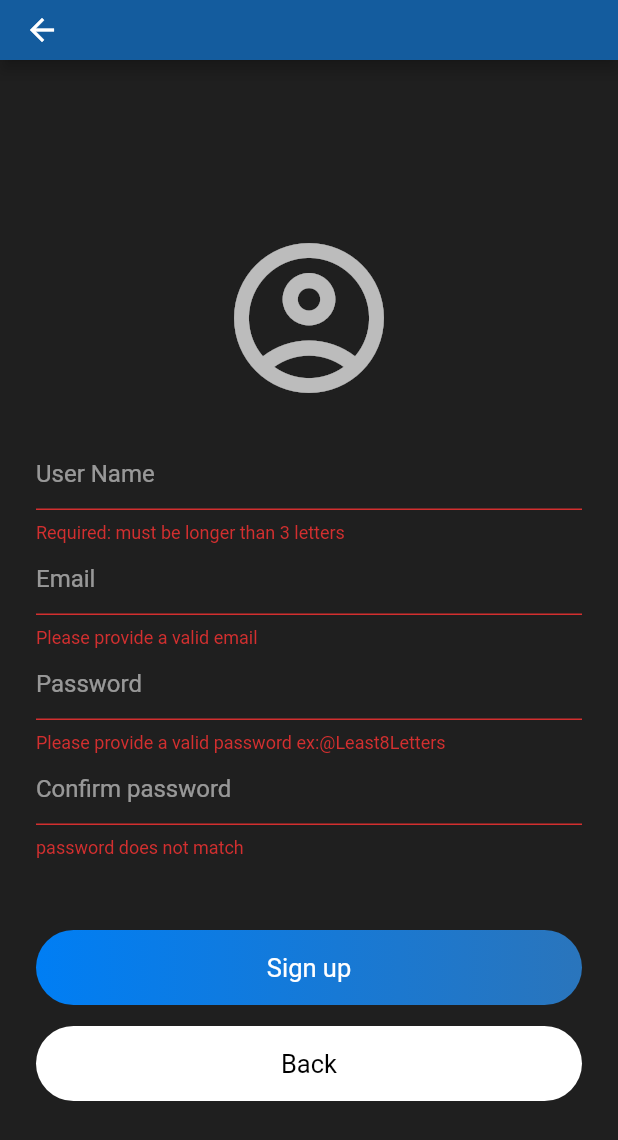
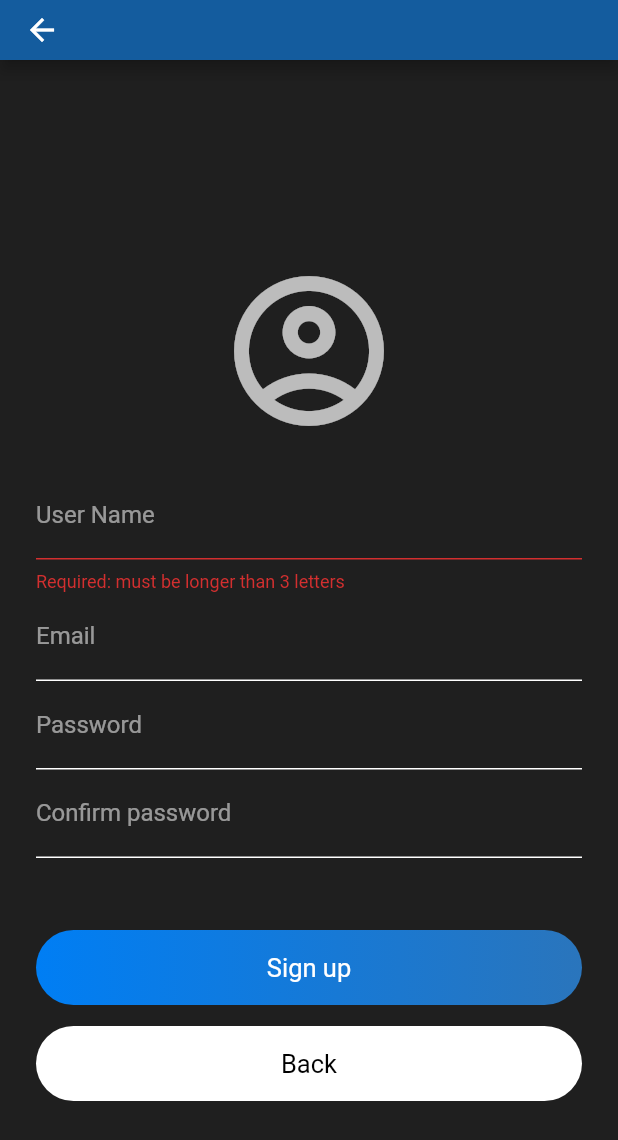
Before and after one commit to sultan4110/flutter_app_Sultan, a Flutter app: the SignUp screen opened directly, after a tap on "Sign up", on a phone screen of 412 x 824 dp. Shown: the top 1140 px of the screen. Run offline on Flutter 3.47's test engine with Material 2 defaults, Android fonts, the light colour scheme and no system bars; our stand-ins replace cloud_firestore, firebase_auth, firebase_core, flutter_pw_validator, flutter_secure_storage, google_sign_in; missing offline and left inert: crypt; accounts and stored records are empty; network calls fail.

Commit message:
rest_pass UI + backend email_verification

```diff
--- a/lib/Screens/home.dart
+++ b/lib/Screens/home.dart
@@ -71,6 +71,9 @@ class _HomeState extends State<Home> {
                   ),
                 ),
               ),
+              SizedBox(
+                height: 70,
+              ),
             ],
           ),
         ));
--- a/lib/Screens/signup.dart
+++ b/lib/Screens/signup.dart
@@ -1,5 +1,6 @@
 import 'package:flutter/material.dart';
 import 'package:flutter_app/Screens/signin.dart';
+import 'package:flutter_app/helper/rootpage_comtroller.dart';
 import 'package:flutter_app/services/auth.dart';
 import 'package:flutter_app/services/database.dart';
 import 'package:flutter_app/widget/widget.dart';
@@ -29,8 +30,7 @@ class _SignUpState extends State<SignUp> {
     if (formKey.currentState!.validate()) {
       authMethods
           .signUpwithEmailAndPasword(emailTextEditingController.text,
-              passwordTextEditingController.text)
-          .then((val) async {
+              passwordTextEditingController.text).then((val) async {
         if (val != null) {
           Map<String, String> userDataMap = {
             "userName": nameTextEditingController.text,
@@ -41,7 +41,7 @@ class _SignUpState extends State<SignUp> {
           databaseMethods.uploadUserInfo(userDataMap);
 
           Navigator.push(
-              context, MaterialPageRoute(builder: (context) => SignIn()));
+              context, MaterialPageRoute(builder: (context) => Home()));
         }
 
         return null;
@@ -77,39 +77,23 @@ class _SignUpState extends State<SignUp> {
                   ),
                   Form(
                     key: formKey,
+                    autovalidateMode:AutovalidateMode.onUserInteraction ,
                     child: Column(
                       children: [
                         TextFormField(
-                          validator: (val) {
-                            if (val!.isEmpty || val.length < 4) {
-                              return "Required: must be longer than 3 letters ";
-                            } else {
-                              return null;
-                            }
-                          },
+                          validator: (val) => val!.isEmpty || val.length < 4 ? "Required: must be longer than 3 letters " : null,
                           controller: nameTextEditingController,
                           decoration: textFieldInputDecoration("User Name"),
                           style: simpleTextStyle(),
                         ),
                         TextFormField(
-                          validator: (val) =>
-                              RegExp(r'^(([^<>()[\]\\.,;:\s@\"]+(\.[^<>()[\]\\.,;:\s@\"]+)*)|(\".+\"))@((\[[0-9]{1,3}\.[0-9]{1,3}\.[0-9]{1,3}\.[0-9]{1,3}\])|(([a-zA-Z\-0-9]+\.)+[a-zA-Z]{2,}))$')
-                                      .hasMatch(val!)
-                                  ? null
-                                  : "Please provide a valid email",
+                          // validator: (val) => RegExp(r'^(([^<>()[\]\\.,;:\s@\"]+(\.[^<>()[\]\\.,;:\s@\"]+)*)|(\".+\"))@((\[[0-9]{1,3}\.[0-9]{1,3}\.[0-9]{1,3}\.[0-9]{1,3}\])|(([a-zA-Z\-0-9]+\.)+[a-zA-Z]{2,}))$').hasMatch(val!) ? null : "Please provide a valid email",
                           controller: emailTextEditingController,
                           decoration: textFieldInputDecoration("Email"),
                           style: simpleTextStyle(),
                         ),
                         TextFormField(
-                          validator: (val) => val!.length > 6 &&
-                                  val.contains(RegExp(r'[A-Z]')) &&
-                                  val.contains(RegExp(r'[a-z]')) &&
-                                  val.contains(RegExp(r'[0-9]')) &&
-                                  val.contains(
-                                      RegExp(r'[!@#$%^&*(),.?":{}|<>]'))
-                              ? null
-                              : "Please provide a valid password ex:@Least8Letters",
+                        //  validator: (val) => val!.length > 6 && val.contains(RegExp(r'[A-Z]')) && val.contains(RegExp(r'[a-z]')) && val.contains(RegExp(r'[0-9]')) && val.contains(RegExp(r'[!@#$%^&*(),.?":{}|<>]'))? null : "Please provide a valid password ex:@Least8Letters",
                           obscureText: true,
                           controller: passwordTextEditingController,
                           decoration: textFieldInputDecoration("Password"),
@@ -117,10 +101,7 @@ class _SignUpState extends State<SignUp> {
                         ),
                         TextFormField(
                           controller: confirmPasswordTextEditingController,
-                          validator: (val) => val!.isEmpty ||
-                                  val != passwordTextEditingController.text
-                              ? "password does not match"
-                              : null,
+                         // validator: (val) => val!.isEmpty || val != passwordTextEditingController.text ? "password does not match" : null,
                           obscureText: true,
                           decoration:
                               textFieldInputDecoration("Confirm password"),
--- a/lib/main.dart
+++ b/lib/main.dart
@@ -22,7 +22,6 @@ class MyApp extends StatelessWidget implements PreferredSizeWidget {
         scaffoldBackgroundColor: Color(0xff1F1F1F),
         primaryColor: Color(0xff145C9E),
       ),
-      debugShowCheckedModeBanner: false,
       home: SignIn(),
     );
   }
--- a/lib/services/auth.dart
+++ b/lib/services/auth.dart
@@ -1,17 +1,14 @@
 import 'dart:async';
-
 import 'package:firebase_auth/firebase_auth.dart';
-import 'package:flutter/cupertino.dart';
 import 'package:crypt/crypt.dart';
 import 'package:flutter_secure_storage/flutter_secure_storage.dart';
+import 'package:google_sign_in/google_sign_in.dart';
 
 class AuthMethods {
   final FirebaseAuth _auth = FirebaseAuth.instance;
-  late User user;
 
-  late Timer timer;
-  FlutterSecureStorage storage =
-      new FlutterSecureStorage(); // initialize FlutterSecureStorage in order to get access to the device's secure storage
+  FlutterSecureStorage storage = new FlutterSecureStorage(); // initialize FlutterSecureStorage in order to get access to the device's secure storage
+  final GoogleSignIn _googleSignIn = GoogleSignIn();
 
   Future signInWithEmailAndPassword(String email, String password) async {
     try {
@@ -25,17 +22,28 @@ class AuthMethods {
   }
 
   Future signUpwithEmailAndPasword(String email, String password) async {
+    UserCredential userCredential = await _auth
+        .createUserWithEmailAndPassword(email: email, password: password);
+    User user = userCredential.user!;
+
     try {
-      UserCredential userCredential = await _auth
-          .createUserWithEmailAndPassword(email: email, password: password);
-      User user = userCredential.user!;
+      await user.sendEmailVerification();
       return user.uid;
     } catch (e) {
-      print(e.toString());
+
+
+
     }
   }
 
-  Future restPass(String email) async {
+
+
+
+
+
+
+
+  Future resetPassword(String email) async {
     try {
       return await _auth.sendPasswordResetEmail(email: email);
     } catch (e) {
--- a/lib/widget/widget.dart
+++ b/lib/widget/widget.dart
@@ -1,4 +1,5 @@
 import 'package:flutter/material.dart';
+import 'package:flutter_pw_validator/Utilities/Validator.dart';
 
 Widget appBarMain(BuildContext context) {
   return AppBar(title: Container()
@@ -9,17 +10,33 @@ Widget appBarMain(BuildContext context) {
 
 //modularization in programing
 
+
+
+
 InputDecoration textFieldInputDecoration(String hintText) {
   return InputDecoration(
-      hintText: hintText,
-      hintStyle: TextStyle(
-        color: Colors.white54,
-      ),
+      labelText: hintText,
+      labelStyle: TextStyle(color: Colors.white54,),
+      floatingLabelBehavior: FloatingLabelBehavior.auto,
       focusedBorder:
           UnderlineInputBorder(borderSide: BorderSide(color: Colors.white)),
       enabledBorder:
           UnderlineInputBorder(borderSide: BorderSide(color: Colors.white)));
 }
+
+InputDecoration updatedTextFieldInputDecoration(String hintText,IconData icon) {
+  return InputDecoration(
+    hintText: hintText,
+    suffixIcon: Icon(icon, color: Color(0xff687089)),
+    hintStyle: TextStyle(color: Color(0xff687089)),
+    filled: true,
+    fillColor: Color(0xffc6c6c6),
+    focusedBorder: OutlineInputBorder(),
+    enabledBorder: OutlineInputBorder(), // fix border size
+  );
+}
+
+
 
 TextStyle simpleTextStyle() {
   return TextStyle(
```
Also changed, not shown: lib/Screens/rest_password.dart (+105 -0 lines), lib/Screens/signin.dart (+15 -14 lines), lib/helper/rootpage_comtroller.dart (renamed from lib/helper/page_comtroller.dart, +9 -6 lines), pubspec.yaml (+4 -4 lines), lib/assets/icons/lock_outlined.png (added), lib/assets/images/logo.png (deleted), pubspec.lock, 1 other file.
